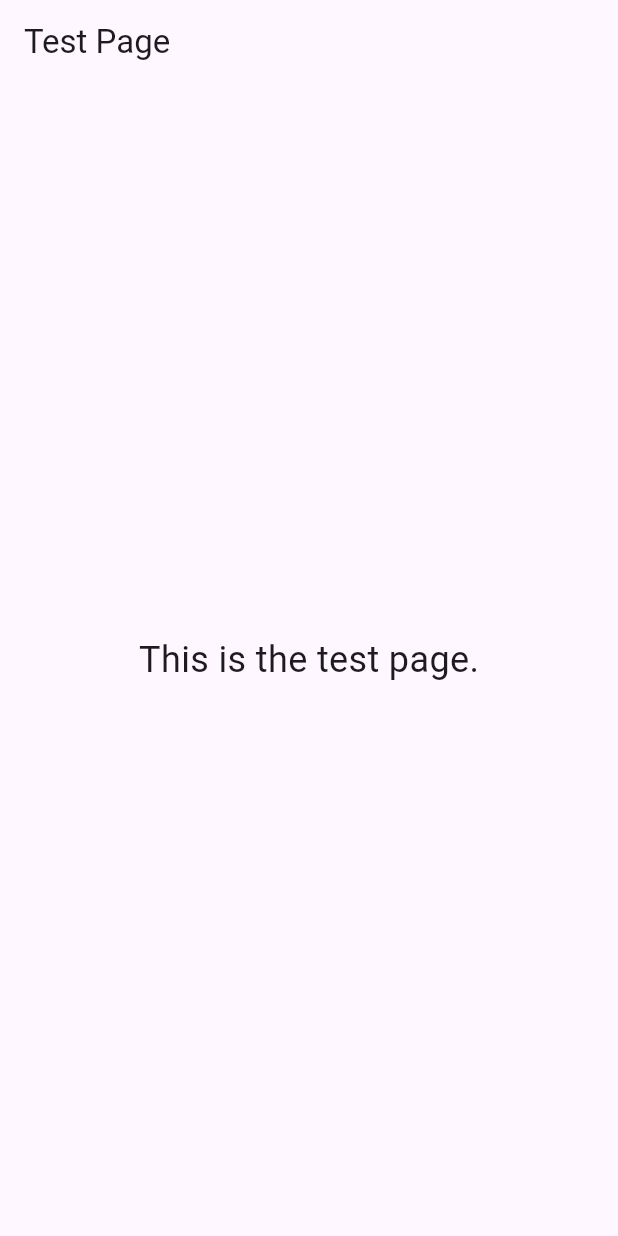
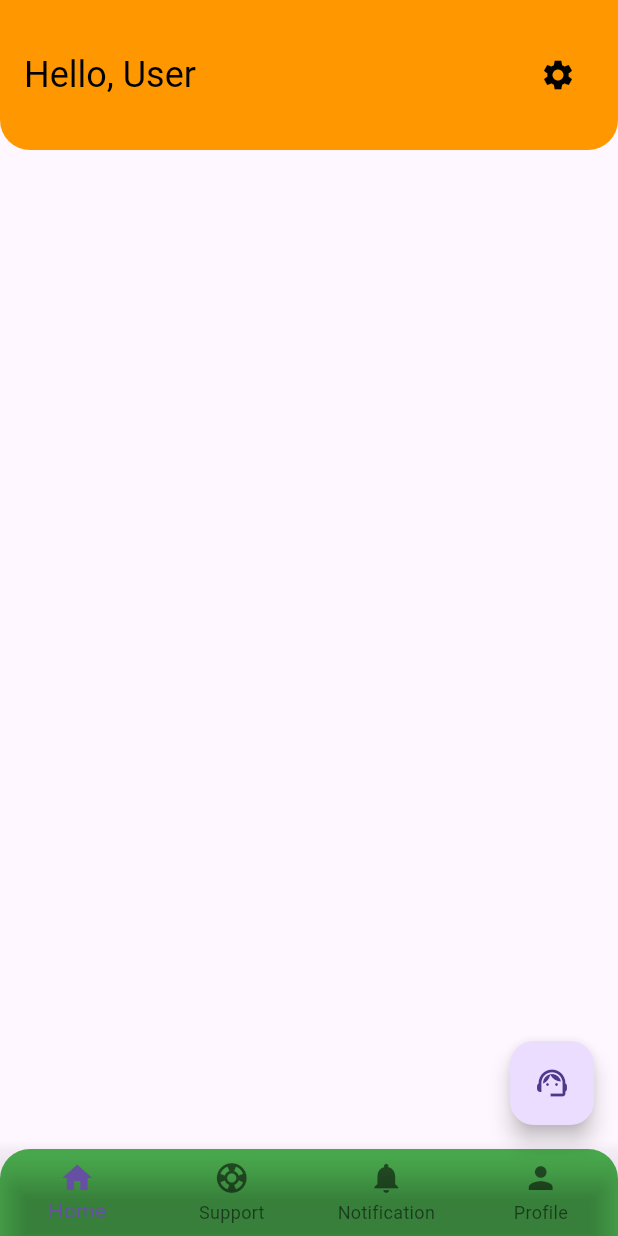
Before and after one commit to udithgunasekara/UEE_BusTicketBooking, a Flutter app: the screen it shows after launch, on a phone screen of 412 x 824 dp. Run offline on Flutter 3.47's test engine with Material 3 defaults, Android fonts, the phone set to English and light mode, and no system bars; our stand-ins replace firebase_core; accounts and stored records are empty.

Commit message:
error in app/buils.gradle fixed. home page addded

```diff
--- /dev/null
+++ b/swiftbus/lib/UserSupport/Passenger/UserSupport.dart
@@ -0,0 +1,15 @@
+import 'package:flutter/material.dart';
+
+class Usersupport extends StatefulWidget {
+  const Usersupport({super.key});
+
+  @override
+  State<Usersupport> createState() => _UsersupportState();
+}
+
+class _UsersupportState extends State<Usersupport> {
+  @override
+  Widget build(BuildContext context) {
+    return const Placeholder();
+  }
+}
--- /dev/null
+++ b/swiftbus/lib/common/Home.dart
@@ -0,0 +1,52 @@
+import 'package:flutter/material.dart';
+import 'package:swiftbus/common/NavBar.dart';
+
+class Home extends StatefulWidget {
+  const Home({super.key});
+
+  @override
+  State<Home> createState() => _HomeState();
+}
+
+class _HomeState extends State<Home> {
+  @override
+  Widget build(BuildContext context) {
+    return Scaffold(
+      appBar: AppBar(
+        toolbarHeight: 100,
+        backgroundColor: Colors.orange,
+        elevation: 0,
+        shape: const RoundedRectangleBorder(
+        borderRadius: BorderRadius.only(
+          bottomLeft: Radius.circular(20.0),
+          bottomRight: Radius.circular(20.0),
+        ),
+      ),
+        title: Row(
+          mainAxisAlignment: MainAxisAlignment.spaceBetween,
+          children: [
+            const Text(
+              'Hello, User',
+              style: TextStyle(fontSize: 24, color: Colors.black),
+            ),
+            IconButton(
+              icon: const Icon(Icons.settings, color: Colors.black),
+              onPressed: () {
+                // Settings action here
+              },
+            ),
+          ],
+        ),
+      ),
+      floatingActionButton: FloatingActionButton(
+        onPressed: () {
+          // Add the action you want to perform here
+          print("Floating Action Button Pressed");
+        },
+        tooltip: 'Increment',
+        child: const Icon(Icons.support_agent),
+      ),
+      bottomNavigationBar: Navbar(),
+    );
+  }
+}
--- /dev/null
+++ b/swiftbus/lib/common/NavBar.dart
@@ -0,0 +1,35 @@
+import 'package:flutter/material.dart';
+
+Widget Navbar() {
+  return Container(
+    decoration: const BoxDecoration(
+      color: Colors.green,
+      borderRadius: BorderRadius.only(
+        topLeft: Radius.circular(20.0),
+        topRight: Radius.circular(20.0),
+      ),
+    ),
+    child: BottomNavigationBar(
+      type: BottomNavigationBarType.fixed,
+      backgroundColor: Colors.transparent,
+      items: const [
+        BottomNavigationBarItem(
+          icon: Icon(Icons.home),
+          label: 'Home',
+        ),
+        BottomNavigationBarItem(
+          icon: Icon(Icons.support),
+          label: 'Support',
+        ),
+        BottomNavigationBarItem(
+          icon: Icon(Icons.notifications),
+          label: 'Notification',
+        ),
+        BottomNavigationBarItem(
+          icon: Icon(Icons.person),
+          label: 'Profile',
+        ),
+      ],
+    ),
+  );
+}
--- a/swiftbus/lib/main.dart
+++ b/swiftbus/lib/main.dart
@@ -1,6 +1,6 @@
 import 'package:firebase_core/firebase_core.dart';
 import 'package:flutter/material.dart';
-import 'package:swiftbus/common/testpage.dart';
+import 'package:swiftbus/common/Home.dart';
 
 Future main() async {
   WidgetsFlutterBinding.ensureInitialized();
@@ -17,7 +17,7 @@
     return MaterialApp(
       debugShowCheckedModeBanner: false,
       initialRoute: '/home',
-      routes: {'/home': (context) => const testPage()},
+      routes: {'/home': (context) => const Home()},
     );
   }
 }
```
Also changed, not shown: 1 other file.
